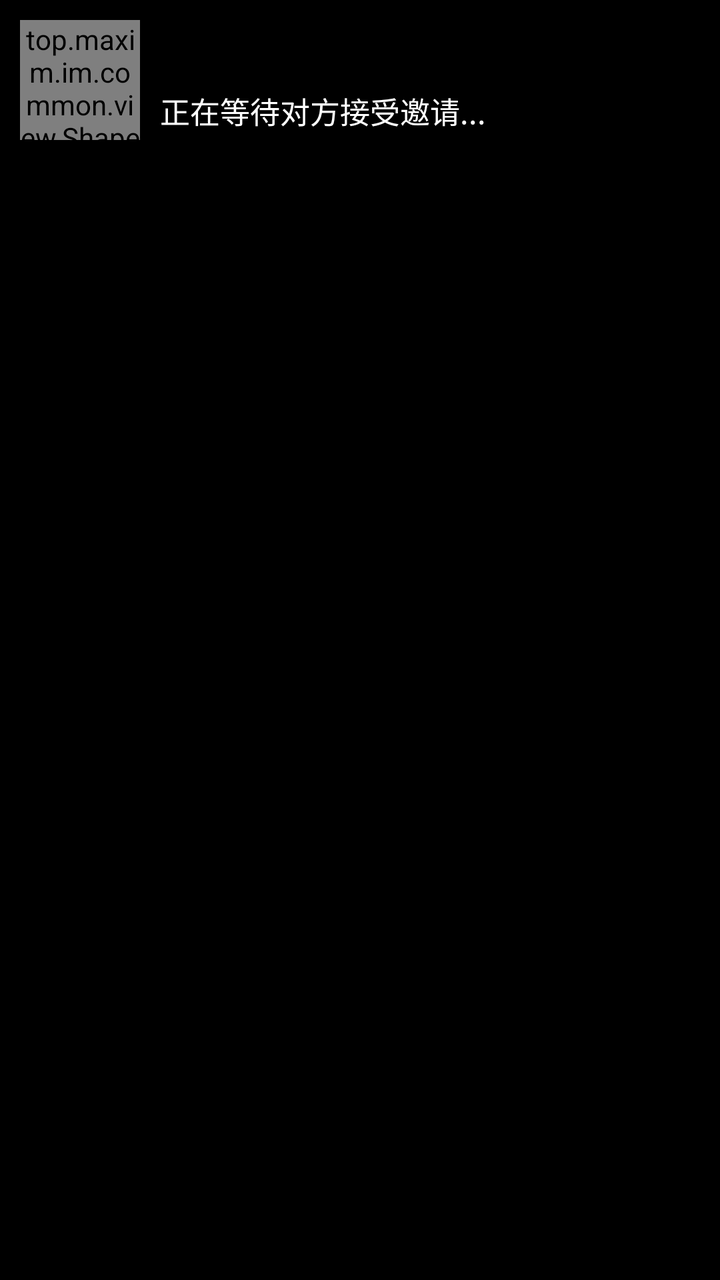
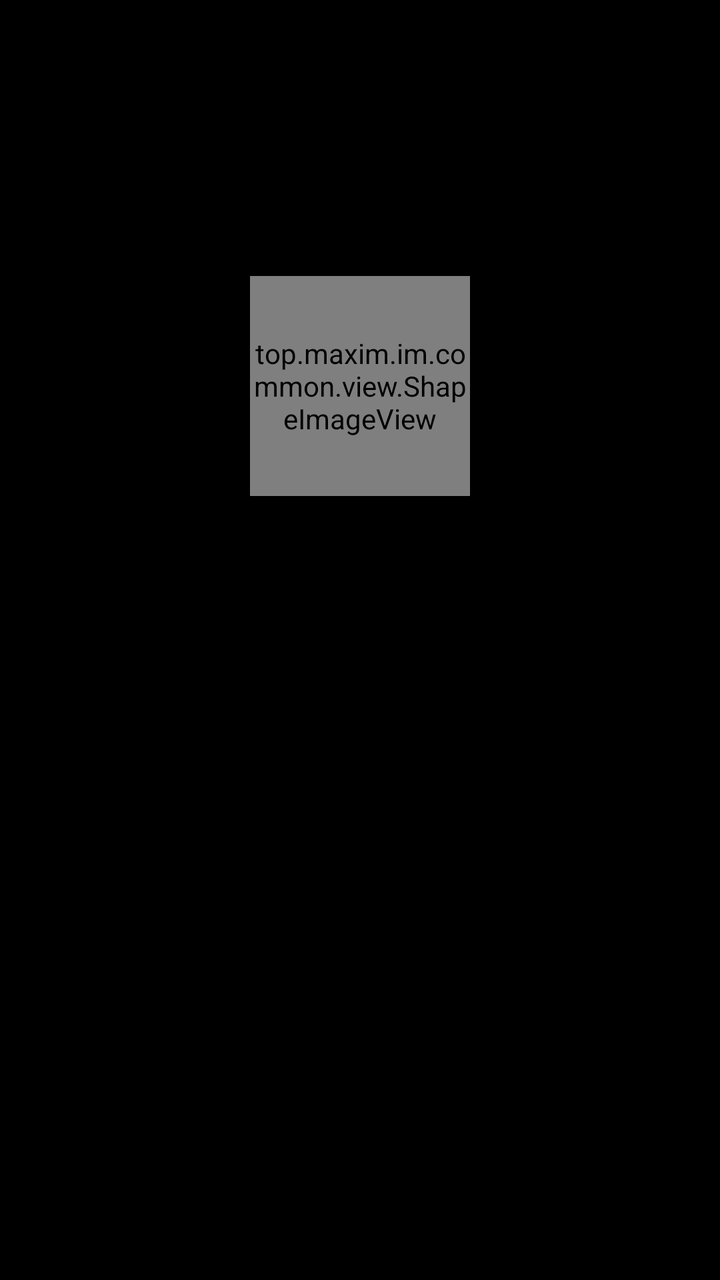

Two renders of the same Android screen: before a commit and after it. Below are the layout's source before the change and the commit's diff.
<!-- AndroidManifest.xml: application theme ActivityAnimation -->
<!-- res/layout/view_single_video_call.xml -->
<?xml version="1.0" encoding="utf-8"?>
<FrameLayout xmlns:android="http://schemas.android.com/apk/res/android"
    android:layout_width="match_parent"
    android:layout_height="match_parent">

    
    
    
    <FrameLayout
        android:id="@+id/video_view_container_large"
        android:layout_width="match_parent"
        android:layout_height="match_parent"
        android:background="@color/color_black" />

    <FrameLayout
        android:id="@+id/video_view_container_small"
        android:layout_width="120dp"
        android:layout_height="212dp"
        android:background="@color/color_black"
        android:layout_gravity="right"
        android:visibility="gone" />

    <TextView
        android:id="@+id/tv_duration"
        android:layout_width="match_parent"
        android:layout_height="wrap_content"
        android:gravity="center_horizontal"
        android:textColor="@color/color_white"
        android:textSize="@dimen/dimen_18"
        android:layout_gravity="top|left"
        android:text="sdf"
        android:paddingTop="@dimen/dimen_50"
        android:visibility="gone"/>

    <LinearLayout
        android:id="@+id/container_video_peer_info"
        android:layout_width="match_parent"
        android:layout_height="wrap_content"
        android:layout_gravity="center_horizontal"
        android:orientation="horizontal"
        android:padding="@dimen/dimen_10">

        <top.maxim.im.common.view.ShapeImageView
            android:id="@+id/iv_video_peer_avatar"
            android:layout_width="@dimen/dimen_60"
            android:layout_height="@dimen/dimen_60"
            android:layout_gravity="center_vertical" />

        <LinearLayout
            android:layout_width="match_parent"
            android:layout_height="wrap_content"
            android:layout_marginLeft="@dimen/dimen_10"
            android:orientation="vertical">

            <TextView
                android:id="@+id/tv_video_peer_name"
                android:layout_width="match_parent"
                android:layout_height="wrap_content"
                android:textColor="@color/color_white"
                android:textSize="@dimen/dimen_18" />

            <TextView
                android:id="@+id/tv_video_peer_notice"
                android:layout_width="match_parent"
                android:layout_height="wrap_content"
                android:layout_gravity="center_horizontal"
                android:text="@string/call_waiting_peer_accept"
                android:layout_marginTop="@dimen/dimen_10"
                android:textColor="@color/color_white"
                android:textSize="@dimen/dimen_15" />

        </LinearLayout>

    </LinearLayout>

</FrameLayout>
<!-- resources referenced by this layout -->
<resources>
  <color name="color_black">#000000</color>
  <color name="color_white">#FFFFFF</color>
  <dimen name="dimen_10">10dp</dimen>
  <dimen name="dimen_15">15dp</dimen>
  <dimen name="dimen_18">18dp</dimen>
  <dimen name="dimen_50">50dp</dimen>
  <dimen name="dimen_60">60dp</dimen>
  <string name="call_waiting_peer_accept">正在等待对方接受邀请...</string>
  <style name="ActivityAnimation" parent="@style/AppTheme">
          <item name="android:windowAnimationStyle">@style/activity_animation</item>
          <item name="windowActionBar">false</item>
          <item name="windowNoTitle">true</item>
      </style>
  <style name="AppTheme" parent="Theme.AppCompat.Light">
          
      </style>
  <style name="activity_animation">
          <item name="android:activityOpenEnterAnimation">@anim/out_left_in</item>
          <item name="android:activityOpenExitAnimation">@anim/out_left_out</item>
          <item name="android:activityCloseEnterAnimation">@anim/activity_close_enter</item>
          <item name="android:activityCloseExitAnimation">@anim/activity_close_exit</item>
          <item name="android:taskOpenEnterAnimation">@null</item>
          <item name="android:taskOpenExitAnimation">@null</item>
          <item name="android:taskCloseEnterAnimation">@null</item>
          <item name="android:taskCloseExitAnimation">@null</item>
          <item name="android:taskToFrontEnterAnimation">@null</item>
          <item name="android:taskToFrontExitAnimation">@null</item>
          <item name="android:taskToBackEnterAnimation">@null</item>
          <item name="android:taskToBackExitAnimation">@null</item>
      </style>
</resources>

<!-- the commit's change to res/layout/view_single_video_call.xml (unified diff, before → after) -->
@@ -19,57 +19,50 @@
         android:background="@color/color_black"
         android:layout_gravity="right"
         android:visibility="gone" />
-
-    <TextView
-        android:id="@+id/tv_duration"
-        android:layout_width="match_parent"
-        android:layout_height="wrap_content"
-        android:gravity="center_horizontal"
-        android:textColor="@color/color_white"
-        android:textSize="@dimen/dimen_18"
-        android:layout_gravity="top|left"
-        android:text="sdf"
-        android:paddingTop="@dimen/dimen_50"
-        android:visibility="gone"/>
-
     <LinearLayout
         android:id="@+id/container_video_peer_info"
         android:layout_width="match_parent"
         android:layout_height="wrap_content"
         android:layout_gravity="center_horizontal"
-        android:orientation="horizontal"
-        android:padding="@dimen/dimen_10">
+        android:orientation="vertical"
+        android:paddingTop="@dimen/dimen_50">
+
+        <TextView
+            android:id="@+id/tv_duration"
+            android:layout_width="match_parent"
+            android:layout_height="wrap_content"
+            android:gravity="center_horizontal"
+            android:textColor="@color/color_white"
+            android:textSize="@dimen/dimen_18"
+            android:visibility="gone"/>
+
+        <TextView
+            android:id="@+id/tv_video_peer_name"
+            android:layout_width="match_parent"
+            android:layout_height="wrap_content"
+            android:gravity="center_horizontal"
+            android:textColor="@color/color_white"
+            android:textSize="@dimen/dimen_33" />
 
         <top.maxim.im.common.view.ShapeImageView
             android:id="@+id/iv_video_peer_avatar"
-            android:layout_width="@dimen/dimen_60"
-            android:layout_height="@dimen/dimen_60"
-            android:layout_gravity="center_vertical" />
+            android:layout_width="@dimen/dimen_110"
+            android:layout_height="@dimen/dimen_110"
+            android:layout_gravity="center_horizontal"
+            android:layout_marginTop="@dimen/dimen_44" />
 
-        <LinearLayout
+        <TextView
+            android:id="@+id/tv_video_peer_notice"
             android:layout_width="match_parent"
             android:layout_height="wrap_content"
+            android:layout_gravity="center_horizontal"
             android:layout_marginLeft="@dimen/dimen_10"
-            android:orientation="vertical">
-
-            <TextView
-                android:id="@+id/tv_video_peer_name"
-                android:layout_width="match_parent"
-                android:layout_height="wrap_content"
-                android:textColor="@color/color_white"
-                android:textSize="@dimen/dimen_18" />
-
-            <TextView
-                android:id="@+id/tv_video_peer_notice"
-                android:layout_width="match_parent"
-                android:layout_height="wrap_content"
-                android:layout_gravity="center_horizontal"
-                android:text="@string/call_waiting_peer_accept"
-                android:layout_marginTop="@dimen/dimen_10"
-                android:textColor="@color/color_white"
-                android:textSize="@dimen/dimen_15" />
-
-        </LinearLayout>
+            android:layout_marginTop="@dimen/dimen_20"
+            android:gravity="center"
+            android:text="@string/call_waiting_peer_accept"
+            android:textColor="@color/color_white"
+            android:textSize="@dimen/dimen_18"
+            android:visibility="gone" />
 
     </LinearLayout>
 
<!-- resource entries referenced after the edit -->
@@ -3,10 +3,12 @@
   <color name="color_black">#000000</color>
   <color name="color_white">#FFFFFF</color>
   <dimen name="dimen_10">10dp</dimen>
-  <dimen name="dimen_15">15dp</dimen>
+  <dimen name="dimen_110">110dp</dimen>
   <dimen name="dimen_18">18dp</dimen>
+  <dimen name="dimen_20">20dp</dimen>
+  <dimen name="dimen_33">33dp</dimen>
+  <dimen name="dimen_44">44dp</dimen>
   <dimen name="dimen_50">50dp</dimen>
-  <dimen name="dimen_60">60dp</dimen>
   <string name="call_waiting_peer_accept">正在等待对方接受邀请...</string>
   <style name="ActivityAnimation" parent="@style/AppTheme">
           <item name="android:windowAnimationStyle">@style/activity_animation</item>
